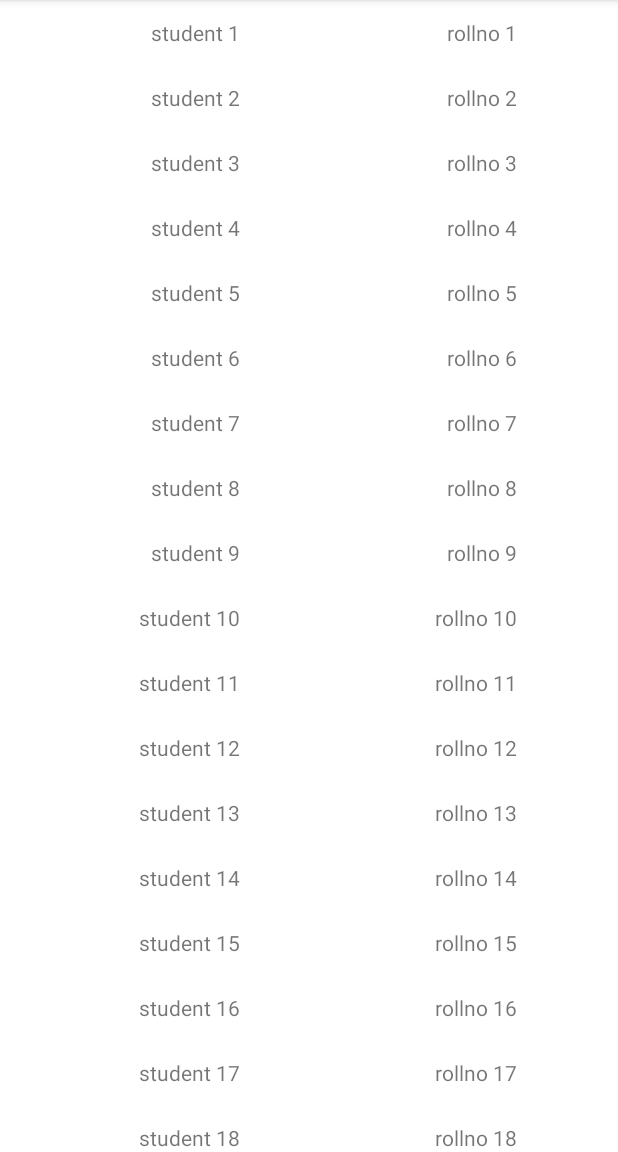
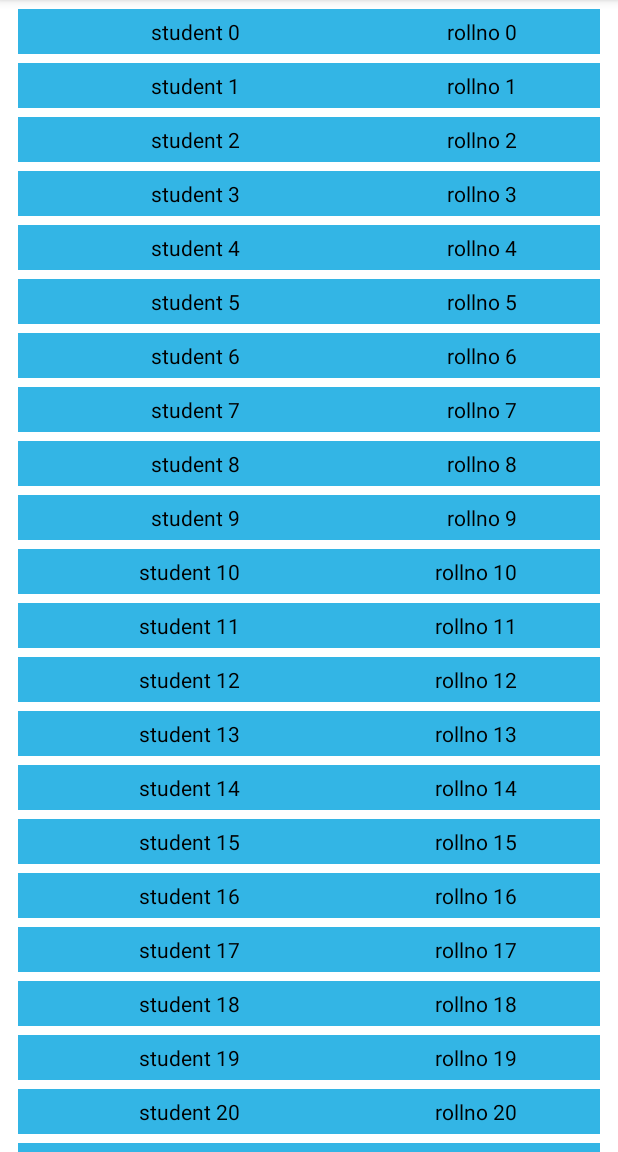
Before and after one commit to Mobile-Computing-Winter-2021/assignment0-vijayshekhar, an Android app: the screen it shows after launch (MainActivity), on a phone screen of 412 x 824 dp, the part 84-1236 px from its top. Run offline under Robolectric (Android 15) with nearby library versions, the phone set to English and light mode, and no system bars.

Commit message:
Final Commit.

```diff
--- a/app/src/main/AndroidManifest.xml
+++ b/app/src/main/AndroidManifest.xml
@@ -12,7 +12,7 @@
 
 
 
-        <activity android:name=".Activities.MainActivity">
+        <activity android:name=".Activities.MainActivity" android:configChanges="orientation|screenSize|screenLayout|keyboardHidden">
             <intent-filter>
                 <action android:name="android.intent.action.MAIN" />
 
--- a/app/src/main/java/com/example/helloworld/Activities/StudentDetailsActivity.java
+++ b/app/src/main/java/com/example/helloworld/Activities/StudentDetailsActivity.java
@@ -22,14 +22,6 @@ public class StudentDetailsActivity extends AppCompatActivity {
         Log.d(TAG, "onCreate: reached!!!");
         setContentView(R.layout.activity_student_details);
 
-        // retrieving the position of the clicked item
-//        String pos = getIntent().getStringExtra("clicked index");
-//        Log.d(TAG, "index received = "+pos);
-
-        String name1 = getIntent().getStringExtra("name") ;
-        String branch1 = getIntent().getStringExtra("branch") ;
-        String rollno1 = getIntent().getStringExtra("rollno") ;
-
         loadFragment();
     }
 
--- a/app/src/main/java/com/example/helloworld/Fragments/StudentDetailsFragment.java
+++ b/app/src/main/java/com/example/helloworld/Fragments/StudentDetailsFragment.java
@@ -9,6 +9,7 @@ import android.view.View;
 import android.view.ViewGroup;
 import android.widget.Button;
 import android.widget.EditText;
+import android.widget.Toast;
 
 import androidx.annotation.NonNull;
 import androidx.annotation.Nullable;
@@ -95,6 +96,8 @@ public class StudentDetailsFragment extends Fragment {
             }
 
             getActivity().setResult(Activity.RESULT_OK, update_intent);
+            Log.d(TAG, "onViewCreated, result submitted back to StudentListFragment  ");
+            Toast.makeText(getContext() , "Details Updated!", Toast.LENGTH_SHORT).show();
 
         });
 
--- a/app/src/main/java/com/example/helloworld/Fragments/StudentListFragment.java
+++ b/app/src/main/java/com/example/helloworld/Fragments/StudentListFragment.java
@@ -36,24 +36,23 @@ public class StudentListFragment extends Fragment implements StudentListRecycler
     RecyclerView recyclerView;
     List<Students> itemList;
     private static final String TAG = "StudentListFragment";
-    private int reqKey =0;
+    private int reqKey = 0;
     Students temp;
 
     @Nullable
     @Override
     public View onCreateView(@NonNull LayoutInflater inflater, @Nullable ViewGroup container, @Nullable Bundle savedInstanceState) {
-         super.onCreateView(inflater, container, savedInstanceState);
+        super.onCreateView(inflater, container, savedInstanceState);
 
 
-        View view=inflater.inflate(R.layout.student_list_fragment, container, false);
+        View view = inflater.inflate(R.layout.student_list_fragment, container, false);
 
-        recyclerView=view.findViewById(R.id.recycler);
-        recyclerView.setHasFixedSize(true);
+        recyclerView = view.findViewById(R.id.container_recycle);
+
         recyclerView.setLayoutManager(new LinearLayoutManager(getContext()));
 
-//        initData();
         //TODO  Modify this new StudentListRecyclerAdapter(initData(), this)
-        recyclerView.setAdapter(new StudentListRecyclerAdapter(initData(), this));
+        recyclerView.setAdapter(new StudentListRecyclerAdapter(populateRecyclerView(), this));
 
         Log.d(TAG, "onCreateView: reached");
 
@@ -61,49 +60,9 @@ public class StudentListFragment extends Fragment implements StudentListRecycler
 
     }
 
-    private List<Students> initData() {
-
-        itemList=new ArrayList<>();
-        itemList.add(new Students("student 1","branch 1","rollno 1"));
-        itemList.add(new Students("student 2"," branch 2","rollno 2"));
-        itemList.add(new Students("student 3"," branch 3","rollno 3"));
-        itemList.add(new Students("student 4"," branch 4","rollno 4"));
-        itemList.add(new Students("student 5"," branch 5","rollno 5"));
-        itemList.add(new Students("student 6"," branch 6","rollno 6"));
-        itemList.add(new Students("student 7"," branch 7","rollno 7"));
-        itemList.add(new Students("student 8"," branch 8","rollno 8"));
-        itemList.add(new Students("student 9"," branch 9","rollno 9"));
-        itemList.add(new Students("student 10"," branch 10","rollno 10"));
-        itemList.add(new Students("student 11"," branch 11","rollno 11"));
-        itemList.add(new Students("student 12"," branch 12","rollno 12"));
-        itemList.add(new Students("student 13"," branch 13","rollno 13"));
-        itemList.add(new Students("student 14"," branch 14","rollno 14"));
-        itemList.add(new Students("student 15"," branch 15","rollno 15"));
-        itemList.add(new Students("student 16"," branch 16","rollno 16"));
-        itemList.add(new Students("student 17"," branch 17","rollno 17"));
-        itemList.add(new Students("student 18"," branch 18","rollno 18"));
-        itemList.add(new Students("student 19"," branch 19","rollno 19"));
-        itemList.add(new Students("student 20"," branch 20","rollno 20"));
-        itemList.add(new Students("student 21"," branch 21","rollno 21"));
-        itemList.add(new Students("student 22"," branch 22","rollno 22"));
-        itemList.add(new Students("student 23"," branch 23","rollno 23"));
-        itemList.add(new Students("student 24"," branch 24","rollno 24"));
-        itemList.add(new Students("student 25"," branch 25","rollno 25"));
-        itemList.add(new Students("student 26"," branch 26","rollno 26"));
-        itemList.add(new Students("student 27"," branch 27","rollno 27"));
-        itemList.add(new Students("student 28"," branch 28","rollno 28"));
-        itemList.add(new Students("student 29"," branch 29","rollno 29"));
-        itemList.add(new Students("student 30"," branch 30","rollno 30"));
-
-
-
-        return itemList;
-    }
-
 
     @Override
     public void onDetailsClick(Students student) {
-
 
 
         Log.d(TAG, "onDetailsClicked: !!!");
@@ -126,10 +85,10 @@ public class StudentListFragment extends Fragment implements StudentListRecycler
     public void onActivityResult(int requestCode, int resultCode, Intent data) {
         super.onActivityResult(requestCode, resultCode, data);
 
-        if(resultCode!= Activity.RESULT_OK)
+        if (resultCode != Activity.RESULT_OK)
             return;
-        if(requestCode==reqKey){
-            if(data==null){
+        if (requestCode == reqKey) {
+            if (data == null) {
                 return;
             }
 
@@ -137,11 +96,11 @@ public class StudentListFragment extends Fragment implements StudentListRecycler
             temp.setName1(data.getStringExtra("name update"));
             temp.setBranch1(data.getStringExtra("branch update"));
 
-            Log.d(TAG, "onActivityResult: "+temp.getBranch1()+" "+temp.getName1()+" "+temp.getRollno1());
+            Log.d(TAG, "onActivityResult: " + temp.getBranch1() + " " + temp.getName1() + " " + temp.getRollno1());
 
 
-            for (Students s: itemList){
-                if(s.getRollno1() != null && s.getRollno1().contains(temp.getRollno1())){
+            for (Students s : itemList) {
+                if (s.getRollno1() != null && s.getRollno1().contains(temp.getRollno1())) {
                     s.setName1(temp.getName1());
                     s.setBranch1(temp.getBranch1());
                 }
@@ -152,4 +111,19 @@ public class StudentListFragment extends Fragment implements StudentListRecycler
         recyclerView.setAdapter(new StudentListRecyclerAdapter(itemList, this));
 
     }
+
+    private List<Students> populateRecyclerView() {
+
+        itemList = new ArrayList<>();
+        int i =0;
+        String t1;
+        for(i =0 ; i<31; i++){
+            t1 = String.valueOf(i);
+            itemList.add(new Students("student "+t1, "branch "+t1, "rollno "+t1));
+
+        }
+
+        return itemList;
+    }
+
 }
--- a/app/src/main/java/com/example/helloworld/Models/StudentsSerializable.java
+++ /dev/null
@@ -1,6 +0,0 @@
-package com.example.helloworld.Models;
-
-import java.io.Serializable;
-
-public class StudentsSerializable implements Serializable {
-}
--- a/app/src/main/java/com/example/helloworld/adaptors/StudentListRecyclerAdapter.java
+++ b/app/src/main/java/com/example/helloworld/adaptors/StudentListRecyclerAdapter.java
@@ -81,6 +81,7 @@ public class StudentListRecyclerAdapter extends RecyclerView.Adapter<StudentList
         }
     }
 
+
     public interface OnDetailsListener{
 
 
--- a/app/src/main/res/layout/row_items.xml
+++ b/app/src/main/res/layout/row_items.xml
@@ -5,40 +5,41 @@
     <FrameLayout
         android:layout_width="match_parent"
         android:layout_height="wrap_content"
-        android:layout_margin="12dp">
+        android:layout_marginHorizontal="12dp"
+        android:layout_marginTop="6dp">
 
         <LinearLayout
             android:id="@+id/layout_id1"
             android:layout_width="match_parent"
             android:layout_height="match_parent"
-            android:orientation="horizontal">
+            android:orientation="horizontal"
+            android:background="@android:color/holo_blue_light"
+            android:paddingVertical="5dp"
+            >
 
 
             <TextView
                 android:id="@+id/name_tv"
                 android:layout_width="wrap_content"
-                android:layout_height="wrap_content"
+                android:layout_height="fill_parent"
                 android:layout_weight="1"
                 android:text="Name"
-                android:textAlignment="center"/>
+                android:textAlignment="center"
+                android:textColor="@android:color/black"
+
+                />
 
             <TextView
                 android:id="@+id/rollno_tv"
                 android:layout_width="wrap_content"
-                android:layout_height="wrap_content"
+                android:layout_height="fill_parent"
                 android:layout_weight="0"
                 android:text="Roll No"
                 android:paddingLeft="50dp"
                 android:paddingEnd="55dp"
-
+                android:textColor="@android:color/black"
                 />
 
-            <!--            <TextView-->
-            <!--                android:id="@+id/branch_tv"-->
-            <!--                android:layout_width="fill_parent"-->
-            <!--                android:layout_weight="1"-->
-            <!--                android:layout_height="wrap_content"-->
-            <!--                android:text="Branch" />-->
 
         </LinearLayout>
 
--- a/app/src/main/res/layout/student_list_fragment.xml
+++ b/app/src/main/res/layout/student_list_fragment.xml
@@ -8,7 +8,9 @@
     <androidx.recyclerview.widget.RecyclerView
         android:layout_width="match_parent"
         android:layout_height="wrap_content"
-        android:id="@+id/recycler" />
+        android:id="@+id/container_recycle"
+
+        />
 
 
 
```
